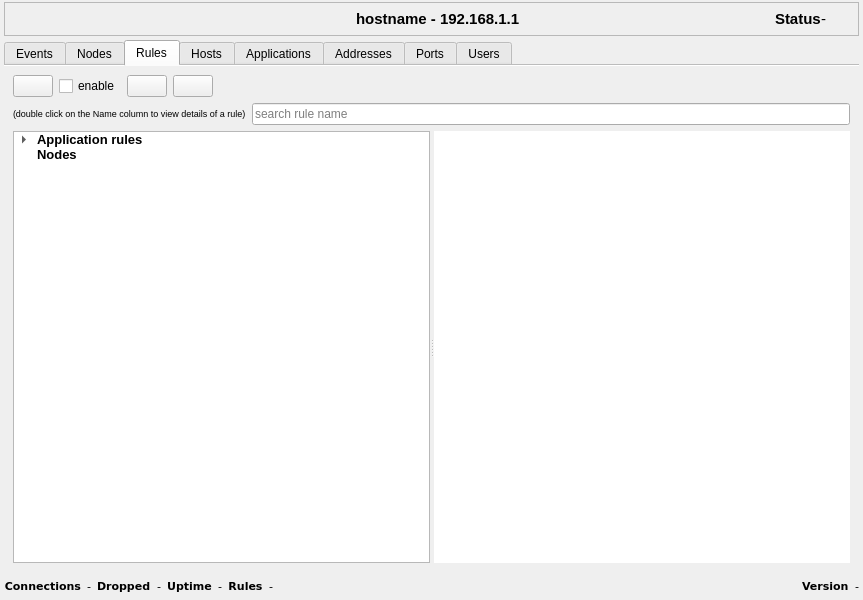
Before: the Qt Designer form ui/opensnitch/res/stats.ui in ParrotSec/opensnitch, drawn with Qt 5.
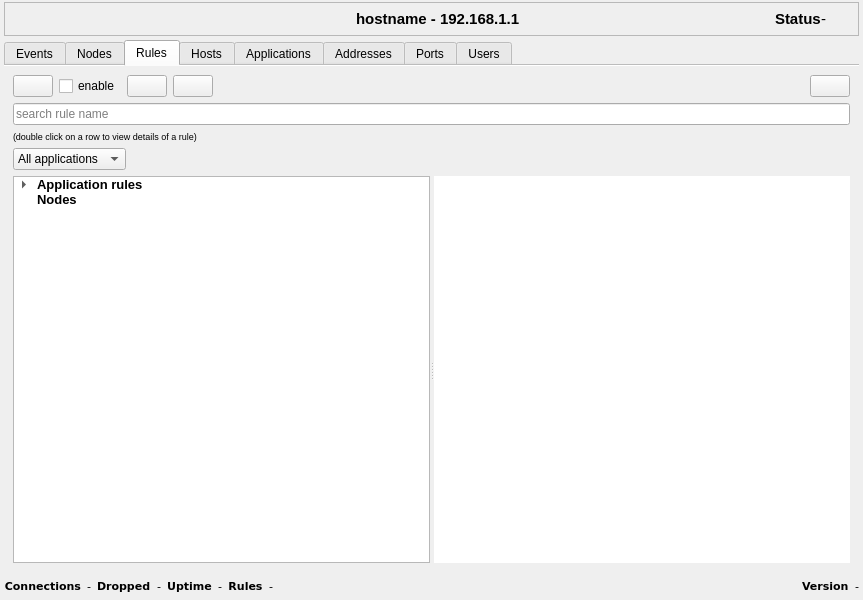
After: the same form once the commit is applied. The open tabs and pages were chosen to show the change. Icons and pictures are not drawn. Custom widgets are drawn as their Qt base class.

What changed in the file:
```diff
--- a/ui/opensnitch/res/stats.ui
+++ b/ui/opensnitch/res/stats.ui
@@ -646,38 +646,35 @@
          </item>
          <item>
           <widget class="QLabel" name="ruleLabel">
+           <property name="sizePolicy">
+            <sizepolicy hsizetype="Expanding" vsizetype="Preferred">
+             <horstretch>0</horstretch>
+             <verstretch>0</verstretch>
+            </sizepolicy>
+           </property>
            <property name="text">
             <string/>
            </property>
           </widget>
          </item>
          <item>
-          <spacer name="horizontalSpacer_8">
-           <property name="orientation">
-            <enum>Qt::Horizontal</enum>
+          <widget class="QPushButton" name="cmdCleanRules">
+           <property name="toolTip">
+            <string>Delete connections that matched this rule</string>
            </property>
-           <property name="sizeHint" stdset="0">
-            <size>
-             <width>40</width>
-             <height>20</height>
-            </size>
+           <property name="text">
+            <string/>
            </property>
-          </spacer>
+           <property name="icon">
+            <iconset theme="edit-clear">
+             <normaloff>.</normaloff>.</iconset>
+           </property>
+          </widget>
          </item>
         </layout>
        </item>
        <item row="1" column="0">
-        <layout class="QHBoxLayout" name="horizontalLayout_8">
-         <item>
-          <widget class="QLabel" name="tipRulesLabel">
-           <property name="text">
-            <string>&lt;html&gt;&lt;head/&gt;&lt;body&gt;&lt;p&gt;&lt;span style=&quot; font-size:7pt;&quot;&gt;(double click on the Name column to view details of a rule)&lt;/span&gt;&lt;/p&gt;&lt;/body&gt;&lt;/html&gt;</string>
-           </property>
-           <property name="textFormat">
-            <enum>Qt::RichText</enum>
-           </property>
-          </widget>
-         </item>
+        <layout class="QVBoxLayout" name="verticalLayout_2">
          <item>
           <widget class="QLineEdit" name="rulesFilterLine">
            <property name="sizePolicy">
@@ -694,6 +691,61 @@
            </property>
           </widget>
          </item>
+         <item>
+          <widget class="QLabel" name="tipRulesLabel">
+           <property name="text">
+            <string>&lt;html&gt;&lt;head/&gt;&lt;body&gt;&lt;p&gt;&lt;span style=&quot; font-size:7pt;&quot;&gt;(double click on a row to view details of a rule)&lt;/span&gt;&lt;/p&gt;&lt;/body&gt;&lt;/html&gt;</string>
+           </property>
+           <property name="textFormat">
+            <enum>Qt::RichText</enum>
+           </property>
+          </widget>
+         </item>
+         <item>
+          <layout class="QHBoxLayout" name="horizontalLayout_8">
+           <item>
+            <widget class="QComboBox" name="comboRulesFilter">
+             <item>
+              <property name="text">
+               <string>All applications</string>
+              </property>
+              <property name="icon">
+               <iconset theme="system-run"/>
+              </property>
+             </item>
+             <item>
+              <property name="text">
+               <string>Permanent</string>
+              </property>
+              <property name="icon">
+               <iconset theme="security-medium"/>
+              </property>
+             </item>
+             <item>
+              <property name="text">
+               <string>Temporary</string>
+              </property>
+              <property name="icon">
+               <iconset theme="edit-clear"/>
+              </property>
+             </item>
+            </widget>
+           </item>
+           <item>
+            <spacer name="horizontalSpacer_11">
+             <property name="orientation">
+              <enum>Qt::Horizontal</enum>
+             </property>
+             <property name="sizeHint" stdset="0">
+              <size>
+               <width>30</width>
+               <height>20</height>
+              </size>
+             </property>
+            </spacer>
+           </item>
+          </layout>
+         </item>
         </layout>
        </item>
        <item row="2" column="0">
@@ -802,6 +854,12 @@
           <property name="horizontalScrollMode">
            <enum>QAbstractItemView::ScrollPerPixel</enum>
           </property>
+          <property name="showGrid">
+           <bool>false</bool>
+          </property>
+          <attribute name="horizontalHeaderStretchLastSection">
+           <bool>true</bool>
+          </attribute>
          </widget>
         </widget>
        </item>
```
Left out of the diff: 275 changed lines with no effect on the pictures. Lines whose indentation alone changed are shown as unchanged.
